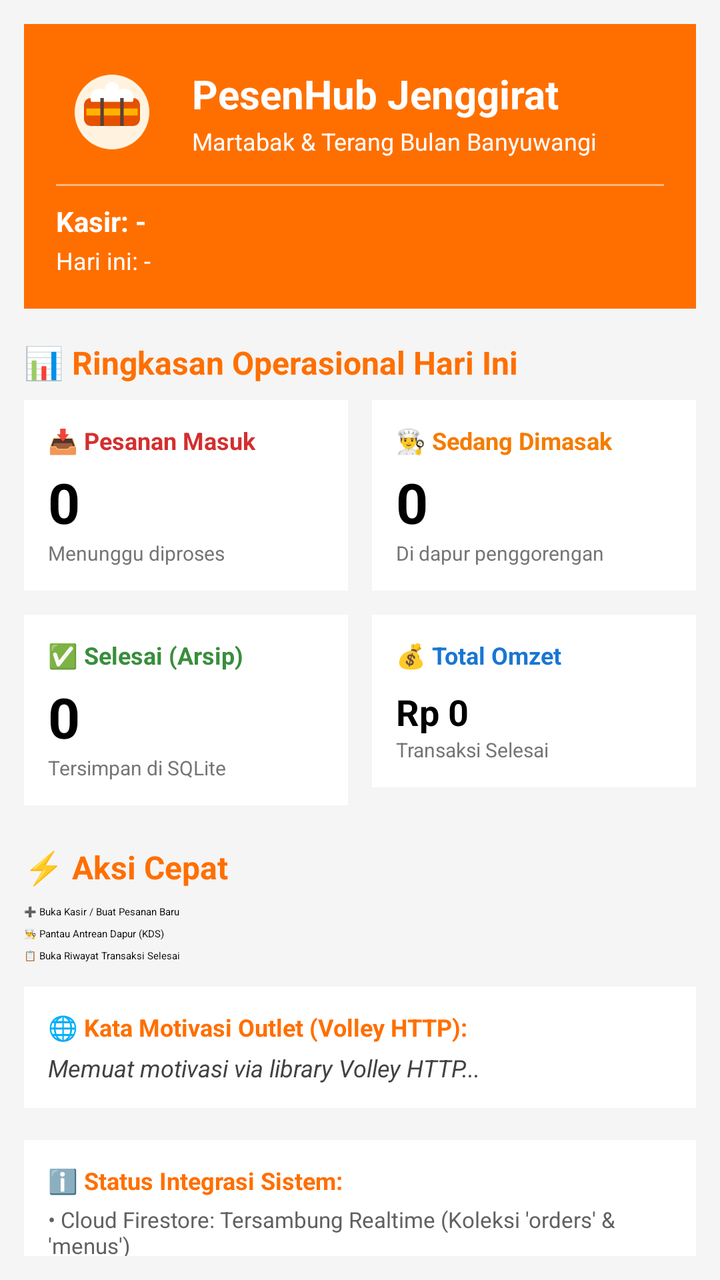
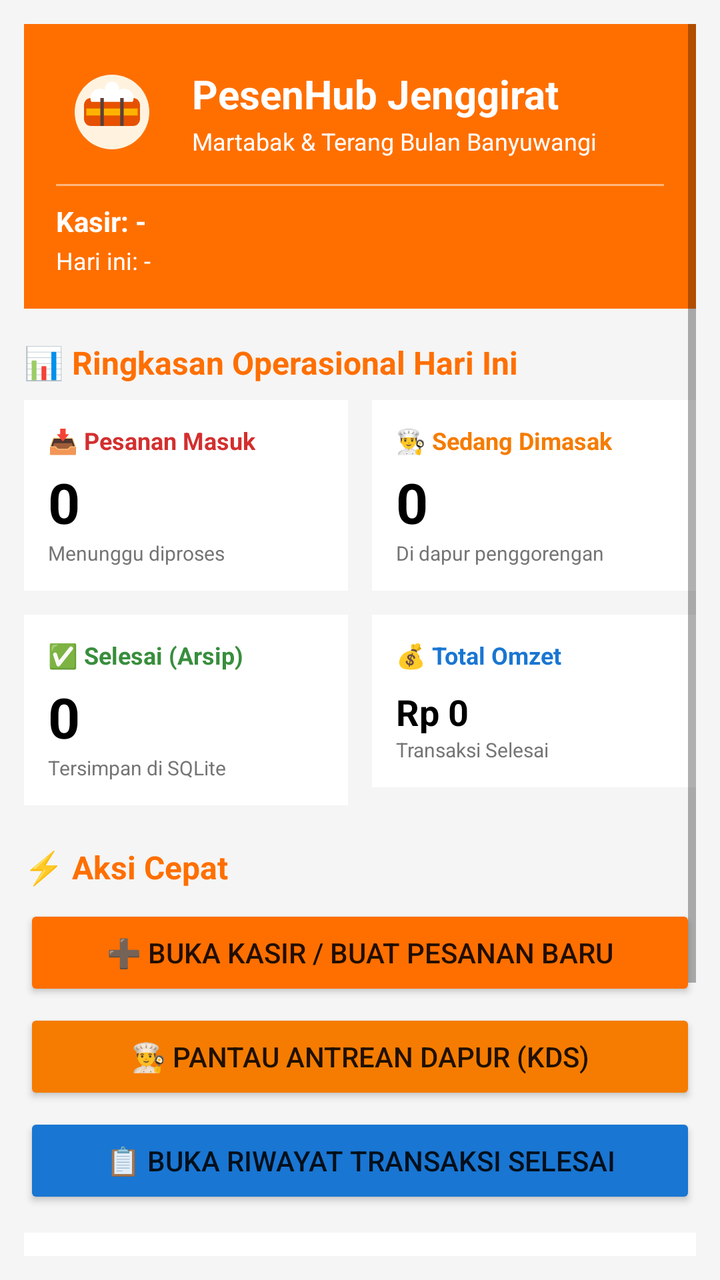

Compare the two renders of this Android layout. The source of the first and the diff that turns it into the second are given below.
<!-- AndroidManifest.xml: application theme Theme.Material3.Light -->
<!-- res/layout/fragment_dashboard.xml -->
<?xml version="1.0" encoding="utf-8"?>
<ScrollView xmlns:android="http://schemas.android.com/apk/res/android"
    android:layout_width="match_parent"
    android:layout_height="match_parent"
    android:background="@color/background"
    android:padding="12dp">

    <LinearLayout
        android:layout_width="match_parent"
        android:layout_height="wrap_content"
        android:orientation="vertical">

        
        <LinearLayout
            android:layout_width="match_parent"
            android:layout_height="wrap_content"
            android:orientation="vertical"
            android:background="@color/primary"
            android:padding="16dp">

            <LinearLayout
                android:layout_width="match_parent"
                android:layout_height="wrap_content"
                android:orientation="horizontal"
                android:gravity="center_vertical">

                <ImageView
                    android:id="@+id/imgLogoDashboard"
                    android:layout_width="56dp"
                    android:layout_height="56dp"
                    android:src="@drawable/ic_logo_jenggirat"
                    android:contentDescription="Logo Martabak Jenggirat" />

                <LinearLayout
                    android:layout_width="0dp"
                    android:layout_height="wrap_content"
                    android:layout_weight="1"
                    android:layout_marginStart="12dp"
                    android:orientation="vertical">

                    <TextView
                        android:layout_width="wrap_content"
                        android:layout_height="wrap_content"
                        android:text="PesenHub Jenggirat"
                        android:textColor="@color/white"
                        android:textSize="20sp"
                        android:textStyle="bold" />

                    <TextView
                        android:layout_width="wrap_content"
                        android:layout_height="wrap_content"
                        android:text="Martabak &amp; Terang Bulan Banyuwangi"
                        android:textColor="@color/white"
                        android:textSize="12sp"
                        android:layout_marginTop="2dp" />
                </LinearLayout>
            </LinearLayout>

            <View
                android:layout_width="match_parent"
                android:layout_height="1dp"
                android:background="#80FFFFFF"
                android:layout_marginVertical="8dp" />

            <TextView
                android:id="@+id/txKasirEmail"
                android:layout_width="wrap_content"
                android:layout_height="wrap_content"
                android:text="Kasir: -"
                android:textColor="@color/white"
                android:textSize="14sp"
                android:textStyle="bold" />

            <TextView
                android:id="@+id/txTanggalHariIni"
                android:layout_width="wrap_content"
                android:layout_height="wrap_content"
                android:text="Hari ini: -"
                android:textColor="@color/white"
                android:textSize="12sp"
                android:layout_marginTop="2dp" />
        </LinearLayout>

        
        <TextView
            android:layout_width="wrap_content"
            android:layout_height="wrap_content"
            android:text="📊 Ringkasan Operasional Hari Ini"
            android:textColor="@color/primary"
            android:textSize="16sp"
            android:textStyle="bold"
            android:layout_marginTop="16dp" />

        
        <LinearLayout
            android:layout_width="match_parent"
            android:layout_height="wrap_content"
            android:orientation="horizontal"
            android:layout_marginTop="8dp">

            
            <LinearLayout
                android:layout_width="0dp"
                android:layout_height="wrap_content"
                android:layout_weight="1"
                android:orientation="vertical"
                android:background="@color/surface"
                android:padding="12dp"
                android:layout_marginEnd="6dp">

                <TextView
                    android:layout_width="wrap_content"
                    android:layout_height="wrap_content"
                    android:text="📥 Pesanan Masuk"
                    android:textSize="12sp"
                    android:textColor="#D32F2F"
                    android:textStyle="bold" />

                <TextView
                    android:id="@+id/txJumlahPending"
                    android:layout_width="wrap_content"
                    android:layout_height="wrap_content"
                    android:text="0"
                    android:textSize="28sp"
                    android:textStyle="bold"
                    android:textColor="@color/black"
                    android:layout_marginTop="4dp" />

                <TextView
                    android:layout_width="wrap_content"
                    android:layout_height="wrap_content"
                    android:text="Menunggu diproses"
                    android:textSize="10sp"
                    android:textColor="#757575" />
            </LinearLayout>

            
            <LinearLayout
                android:layout_width="0dp"
                android:layout_height="wrap_content"
                android:layout_weight="1"
                android:orientation="vertical"
                android:background="@color/surface"
                android:padding="12dp"
                android:layout_marginStart="6dp">

                <TextView
                    android:layout_width="wrap_content"
                    android:layout_height="wrap_content"
                    android:text="👨‍🍳 Sedang Dimasak"
                    android:textSize="12sp"
                    android:textColor="#F57C00"
                    android:textStyle="bold" />

                <TextView
                    android:id="@+id/txJumlahProses"
                    android:layout_width="wrap_content"
                    android:layout_height="wrap_content"
                    android:text="0"
                    android:textSize="28sp"
                    android:textStyle="bold"
                    android:textColor="@color/black"
                    android:layout_marginTop="4dp" />

                <TextView
                    android:layout_width="wrap_content"
                    android:layout_height="wrap_content"
                    android:text="Di dapur penggorengan"
                    android:textSize="10sp"
                    android:textColor="#757575" />
            </LinearLayout>
        </LinearLayout>

        
        <LinearLayout
            android:layout_width="match_parent"
            android:layout_height="wrap_content"
            android:orientation="horizontal"
            android:layout_marginTop="12dp">

            
            <LinearLayout
                android:layout_width="0dp"
                android:layout_height="wrap_content"
                android:layout_weight="1"
                android:orientation="vertical"
                android:background="@color/surface"
                android:padding="12dp"
                android:layout_marginEnd="6dp">

                <TextView
                    android:layout_width="wrap_content"
                    android:layout_height="wrap_content"
                    android:text="✅ Selesai (Arsip)"
                    android:textSize="12sp"
                    android:textColor="#388E3C"
                    android:textStyle="bold" />

                <TextView
                    android:id="@+id/txJumlahSelesai"
                    android:layout_width="wrap_content"
                    android:layout_height="wrap_content"
                    android:text="0"
                    android:textSize="28sp"
                    android:textStyle="bold"
                    android:textColor="@color/black"
                    android:layout_marginTop="4dp" />

                <TextView
                    android:layout_width="wrap_content"
                    android:layout_height="wrap_content"
                    android:text="Tersimpan di SQLite"
                    android:textSize="10sp"
                    android:textColor="#757575" />
            </LinearLayout>

            
            <LinearLayout
                android:layout_width="0dp"
                android:layout_height="wrap_content"
                android:layout_weight="1"
                android:orientation="vertical"
                android:background="@color/surface"
                android:padding="12dp"
                android:layout_marginStart="6dp">

                <TextView
                    android:layout_width="wrap_content"
                    android:layout_height="wrap_content"
                    android:text="💰 Total Omzet"
                    android:textSize="12sp"
                    android:textColor="#1976D2"
                    android:textStyle="bold" />

                <TextView
                    android:id="@+id/txTotalOmzet"
                    android:layout_width="wrap_content"
                    android:layout_height="wrap_content"
                    android:text="Rp 0"
                    android:textSize="18sp"
                    android:textStyle="bold"
                    android:textColor="@color/black"
                    android:layout_marginTop="8dp" />

                <TextView
                    android:layout_width="wrap_content"
                    android:layout_height="wrap_content"
                    android:text="Transaksi Selesai"
                    android:textSize="10sp"
                    android:textColor="#757575" />
            </LinearLayout>
        </LinearLayout>

        
        <TextView
            android:layout_width="wrap_content"
            android:layout_height="wrap_content"
            android:text="⚡ Aksi Cepat"
            android:textColor="@color/primary"
            android:textSize="16sp"
            android:textStyle="bold"
            android:layout_marginTop="20dp" />

        <Button
            android:id="@+id/btnAksiKasir"
            android:layout_width="match_parent"
            android:layout_height="wrap_content"
            android:text="➕ Buka Kasir / Buat Pesanan Baru"
            android:backgroundTint="@color/primary"
            android:layout_marginTop="8dp" />

        <Button
            android:id="@+id/btnAksiAntrian"
            android:layout_width="match_parent"
            android:layout_height="wrap_content"
            android:text="👨‍🍳 Pantau Antrean Dapur (KDS)"
            android:backgroundTint="#F57C00"
            android:layout_marginTop="4dp" />

        <Button
            android:id="@+id/btnAksiRiwayat"
            android:layout_width="match_parent"
            android:layout_height="wrap_content"
            android:text="📋 Buka Riwayat Transaksi Selesai"
            android:backgroundTint="#1976D2"
            android:layout_marginTop="4dp" />

        
        <LinearLayout
            android:layout_width="match_parent"
            android:layout_height="wrap_content"
            android:orientation="vertical"
            android:background="@color/surface"
            android:padding="12dp"
            android:layout_marginTop="12dp">

            <TextView
                android:layout_width="wrap_content"
                android:layout_height="wrap_content"
                android:text="🌐 Kata Motivasi Outlet (Volley HTTP):"
                android:textStyle="bold"
                android:textSize="12sp"
                android:textColor="@color/primary" />

            <TextView
                android:id="@+id/txKutipanVolley"
                android:layout_width="match_parent"
                android:layout_height="wrap_content"
                android:text="Memuat motivasi via library Volley HTTP..."
                android:textSize="12sp"
                android:textStyle="italic"
                android:textColor="#424242"
                android:layout_marginTop="4dp" />
        </LinearLayout>

        
        <LinearLayout
            android:layout_width="match_parent"
            android:layout_height="wrap_content"
            android:orientation="vertical"
            android:background="@color/surface"
            android:padding="12dp"
            android:layout_marginTop="16dp"
            android:layout_marginBottom="24dp">

            <TextView
                android:layout_width="wrap_content"
                android:layout_height="wrap_content"
                android:text="ℹ️ Status Integrasi Sistem:"
                android:textStyle="bold"
                android:textSize="12sp"
                android:textColor="@color/primary" />

            <TextView
                android:layout_width="wrap_content"
                android:layout_height="wrap_content"
                android:text="• Cloud Firestore: Tersambung Realtime (Koleksi 'orders' &amp; 'menus')"
                android:textSize="11sp"
                android:textColor="#616161"
                android:layout_marginTop="4dp" />

            <TextView
                android:layout_width="wrap_content"
                android:layout_height="wrap_content"
                android:text="• SQLite Database: Aktif ('riwayat_transaksi' read-only)"
                android:textSize="11sp"
                android:textColor="#616161"
                android:layout_marginTop="2dp" />

            <TextView
                android:layout_width="wrap_content"
                android:layout_height="wrap_content"
                android:text="• Customer Web: Terhubung (Realtime Firestore)"
                android:textSize="11sp"
                android:textColor="#616161"
                android:layout_marginTop="2dp" />
        </LinearLayout>

    </LinearLayout>
</ScrollView>
<!-- resources referenced by this layout -->
<resources>
  <color name="background">#F5F5F5</color>
  <color name="black">#000000</color>
  <color name="primary">#FF6F00</color>
  <color name="surface">#FFFFFF</color>
  <color name="white">#FFFFFF</color>
  <!-- drawable ic_logo_jenggirat (drawable) -->
  <vector xmlns:android="http://schemas.android.com/apk/res/android"
      android:width="96dp"
      android:height="96dp"
      android:viewportWidth="96"
      android:viewportHeight="96">
      
      <path
          android:fillColor="#FF6F00"
          android:pathData="M48,8C25.9,8 8,25.9 8,48s17.9,40 40,40 40,-17.9 40,-40S70.1,8 48,8z" />
      
      <path
          android:fillColor="#FFF3E0"
          android:pathData="M48,16C30.3,16 16,30.3 16,48s14.3,32 32,32 32,-14.3 32,-32S65.7,16 48,16z" />
      
      <path
          android:fillColor="#E65100"
          android:pathData="M30,36h36c3.3,0 6,2.7 6,6v12c0,3.3 -2.7,6 -6,6H30c-3.3,0 -6,-2.7 -6,-6V42c0,-3.3 2.7,-6 6,-6z" />
      
      <path
          android:fillColor="#FFB300"
          android:pathData="M26,45h44v6H26z" />
      
      <path
          android:fillColor="#FFFFFF"
          android:pathData="M48,22c-3.3,0 -6,2.7 -6,6 0,0.5 0.1,1 0.2,1.5 -1.3,-0.9 -2.9,-1.5 -4.7,-1.5 -4.4,0 -8,3.6 -8,8 0,1.2 0.3,2.3 0.8,3.3H65.7c0.5,-1 0.8,-2.1 0.8,-3.3 0,-4.4 -3.6,-8 -8,-8 -1.8,0 -3.4,0.6 -4.7,1.5 0.1,-0.5 0.2,-1 0.2,-1.5 0,-3.3 -2.7,-6 -6,-6z" />
      
      <path
          android:fillColor="#5D4037"
          android:pathData="M38,36h3v24h-3zM55,36h3v24h-3z" />
  </vector>
  <style name="Theme.Material3.Light" parent="Theme.Material3.DayNight.NoActionBar">
          <item name="colorPrimary">@color/primary</item>
          <item name="colorOnPrimary">@color/on_primary</item>
          <item name="android:statusBarColor">@color/primary_variant</item>
      </style>
  <color name="on_primary">#FFFFFF</color>
  <color name="primary_variant">#E65100</color>
</resources>

<!-- the commit's change to res/layout/fragment_dashboard.xml (unified diff, before → after) -->
@@ -285,6 +285,15 @@
             android:backgroundTint="#1976D2"
             android:layout_marginTop="4dp" />
 
+        <Button
+            android:id="@+id/btnUndangKasir"
+            android:layout_width="match_parent"
+            android:layout_height="wrap_content"
+            android:text="✉️ Undang Staf Kasir Baru (Khusus Admin)"
+            android:backgroundTint="#4E342E"
+            android:visibility="gone"
+            android:layout_marginTop="4dp" />
+
         
         <LinearLayout
             android:layout_width="match_parent"
<!-- resource entries referenced after the edit -->
@@ -36,12 +36,15 @@
           android:fillColor="#5D4037"
           android:pathData="M38,36h3v24h-3zM55,36h3v24h-3z" />
   </vector>
-  <style name="Theme.Material3.Light" parent="Theme.Material3.DayNight.NoActionBar">
+  <style name="Theme.Material3.Light" parent="Theme.MaterialComponents.DayNight.NoActionBar">
           <item name="colorPrimary">@color/primary</item>
+          <item name="colorPrimaryVariant">@color/primary_variant</item>
           <item name="colorOnPrimary">@color/on_primary</item>
+          <item name="colorSecondary">@color/secondary</item>
           <item name="android:statusBarColor">@color/primary_variant</item>
       </style>
+  <color name="primary_variant">#E65100</color>
   <color name="on_primary">#FFFFFF</color>
-  <color name="primary_variant">#E65100</color>
+  <color name="secondary">#FFA000</color>
 </resources>
 
